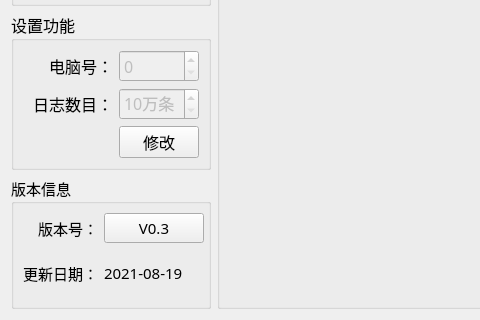
This is pro_qc/setups/setup_mainwid.ui in ChinaClever/MPro-Tools as Qt 5 draws it before an edit; both pictures show x 0 to 480 and y 341 to 661 of the 1024 by 661 pixel window. The edited form follows.
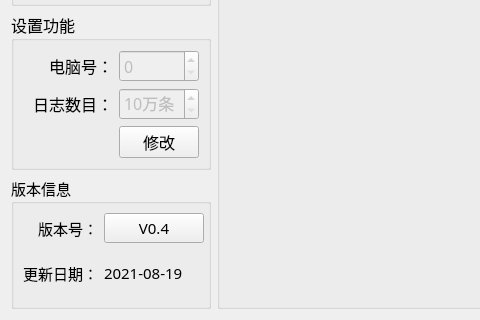
This is the edited form.

```diff
--- a/pro_qc/setups/setup_mainwid.ui
+++ b/pro_qc/setups/setup_mainwid.ui
@@ -240,7 +240,7 @@
          </size>
         </property>
         <property name="text">
-         <string>V0.3</string>
+         <string>V0.4</string>
         </property>
        </widget>
       </item>
```
